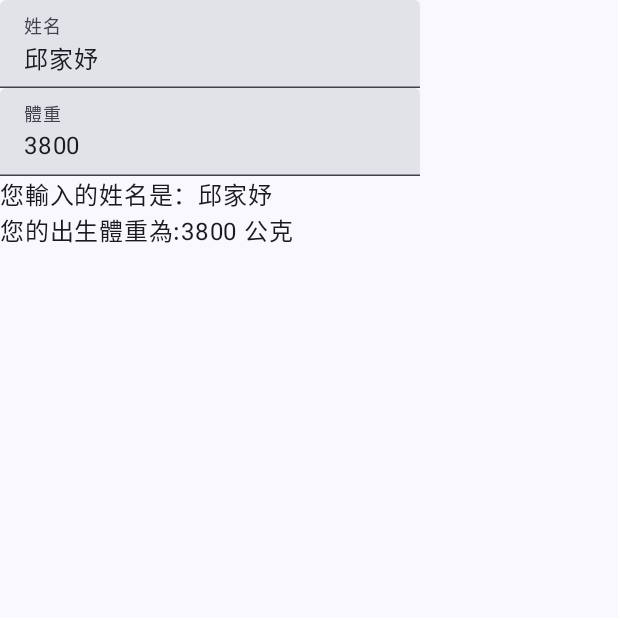
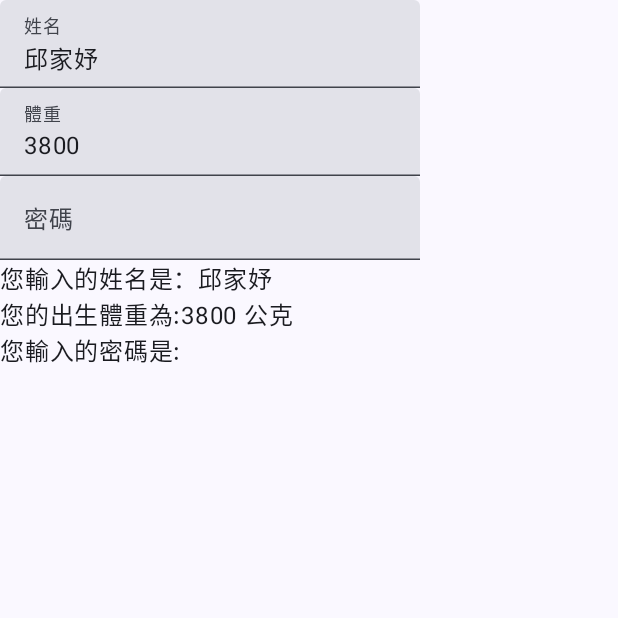
Before and after one commit to chiusjennifer/ComposeFireStore, an Android app built with Jetpack Compose: the screen it shows after launch (MainActivity), on a phone screen of 412 x 824 dp, the top half of it. Run offline under Robolectric (Android 15) with nearby library versions, the phone set to English and light mode, and no system bars.

Commit message:
password input

```diff
--- a/app/src/main/java/tw/edu/pu/s1114859/composefirestore/MainActivity.kt
+++ b/app/src/main/java/tw/edu/pu/s1114859/composefirestore/MainActivity.kt
@@ -50,6 +50,7 @@ class MainActivity : ComponentActivity() {
 fun Birth(){
     var userName by remember { mutableStateOf("邱家妤")}
     var userWeight by remember { mutableStateOf(3800) }
+    var userPassword by remember { mutableStateOf("") }
     Column {
         TextField(
             value = userName,
@@ -58,6 +59,7 @@ fun Birth(){
             },
             label = {Text("姓名")},
             placeholder = {Text("請輸入您的名字")}
+
         )
         TextField(
             value =userWeight.toString() ,
@@ -73,8 +75,21 @@ fun Birth(){
         keyboardOptions = KeyboardOptions
             (keyboardType = KeyboardType.Number)
         )
+        TextField(
+            value = userPassword,
+            onValueChange = { newText ->
+                userPassword = newText
+            },
+            label = { Text("密碼") },
+            placeholder = { Text(text = "請輸入您的密碼") },
+            visualTransformation = PasswordVisualTransformation(),
+            keyboardOptions = KeyboardOptions
+                (keyboardType = KeyboardType.Password)
+        )
 
-        Text("您輸入的姓名是：$userName\n您的出生體重為:$userWeight 公克")
+
+
+        Text("您輸入的姓名是：$userName\n您的出生體重為:$userWeight 公克\n您輸入的密碼是:$userPassword")
 
     }
 }
```
